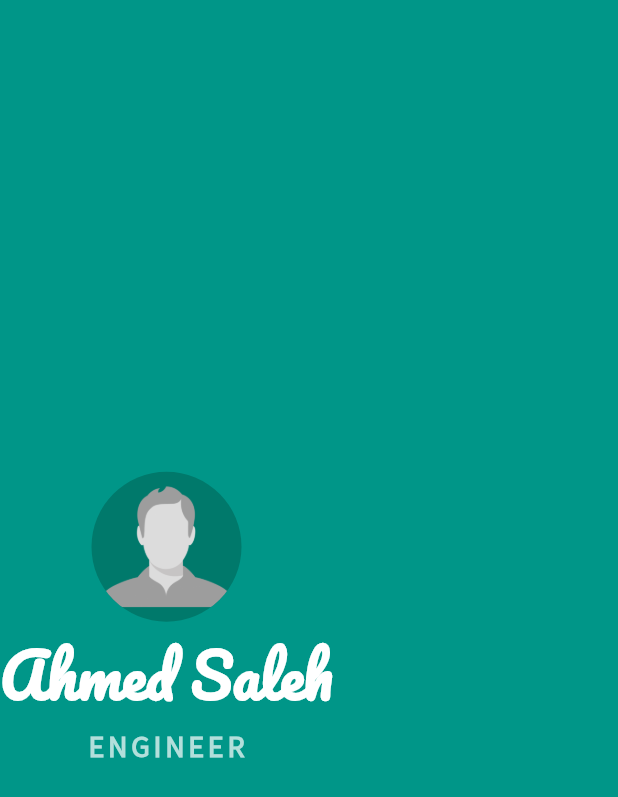
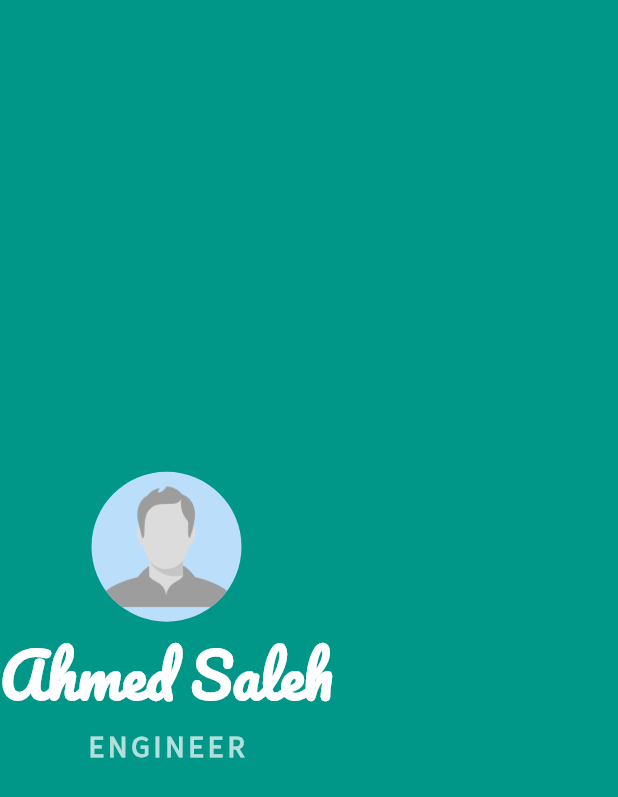
Before and after one commit to devahmedsaleh/business_card, a Flutter app: the screen it shows after launch, on a phone screen of 412 x 824 dp. Shown: the top 797 px of the screen. Run offline on Flutter 3.47's test engine with Material 2 defaults, Android fonts, the phone set to English and light mode, and no system bars.

Commit message:
change primary color theme

```diff
--- a/lib/main.dart
+++ b/lib/main.dart
@@ -11,7 +11,7 @@ class BusinessCard extends StatelessWidget {
     return MaterialApp(
       title: 'Business Card',
       theme: ThemeData(
-        primarySwatch: Colors.teal,
+        primaryColor: Colors.teal.shade100,
         scaffoldBackgroundColor: Colors.teal,
         fontFamily: 'Source Sans Pro',
       ),
```
